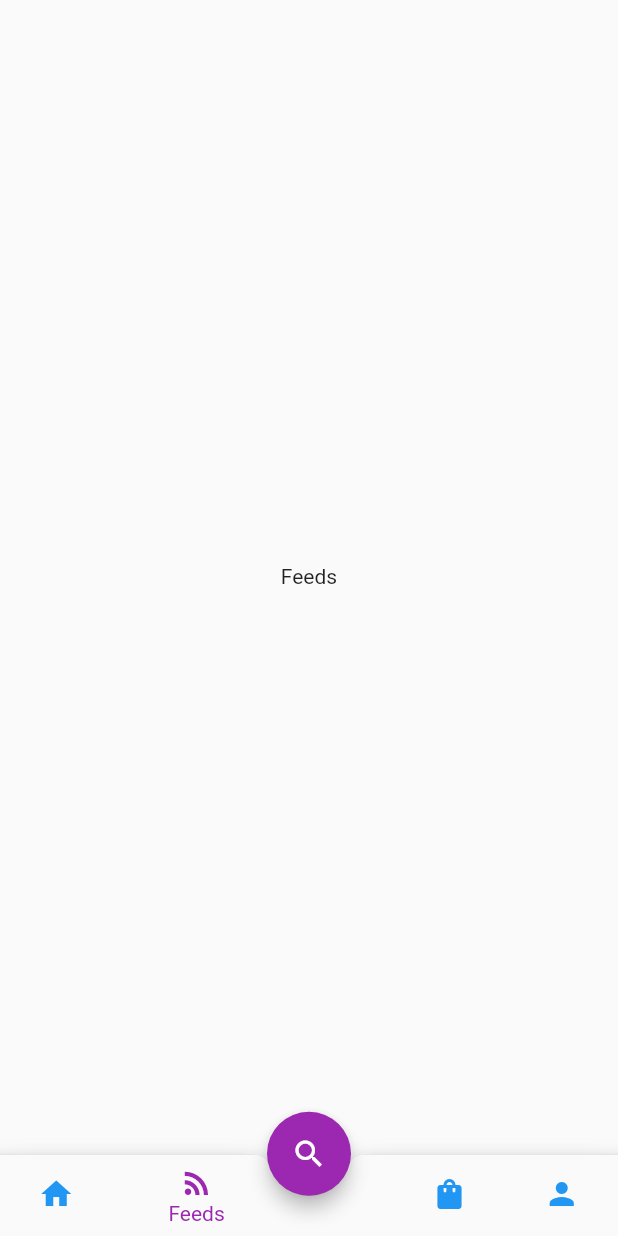
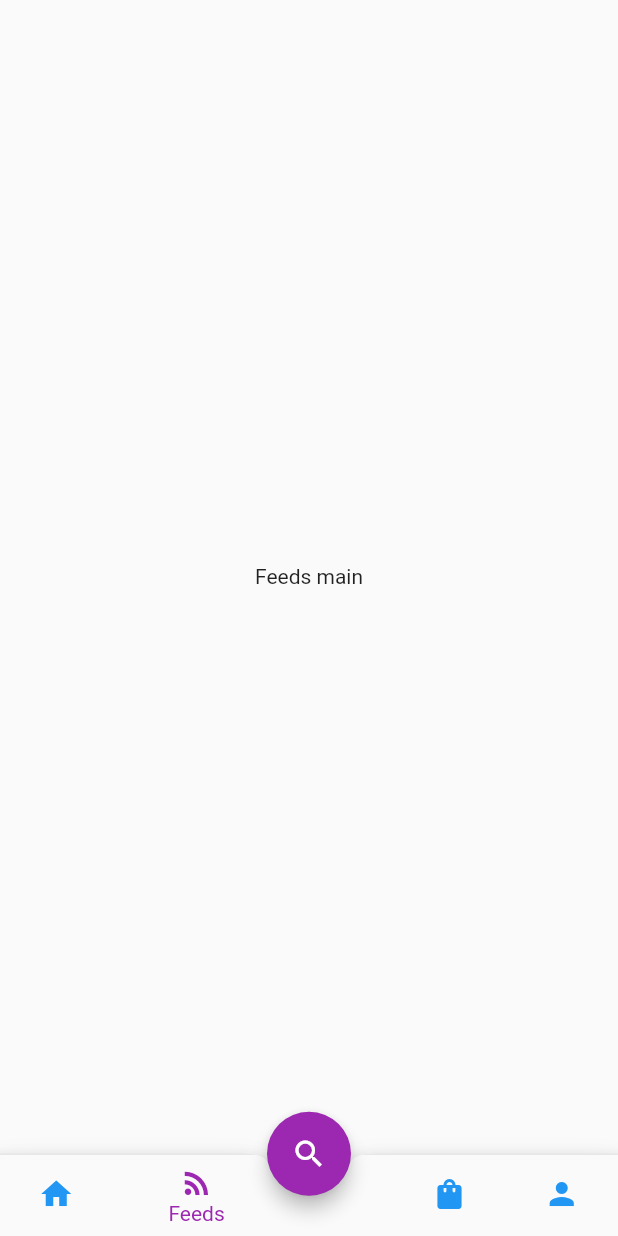
Before and after one commit to drink-freshwater/appbelanjaflutter, a Flutter app: the screen it shows after launch, item 2 of the bottom bar chosen, on a phone screen of 412 x 824 dp. Run offline on Flutter 3.47's test engine with Material 2 defaults, Android fonts, the phone set to English and light mode, and no system bars.

Commit message:
feeds main

```diff
--- a/lib/screens/feeds.dart
+++ b/lib/screens/feeds.dart
@@ -7,7 +7,7 @@ class Feeds extends StatelessWidget {
   Widget build(BuildContext context) {
     return Scaffold(
       body: Center(
-        child: Text('Feeds'),
+        child: Text('Feeds main'),
       ),
     );
   }
```
